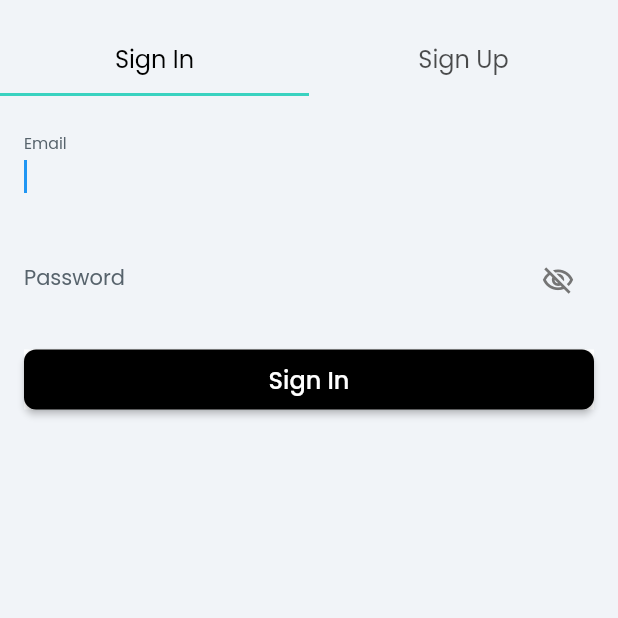
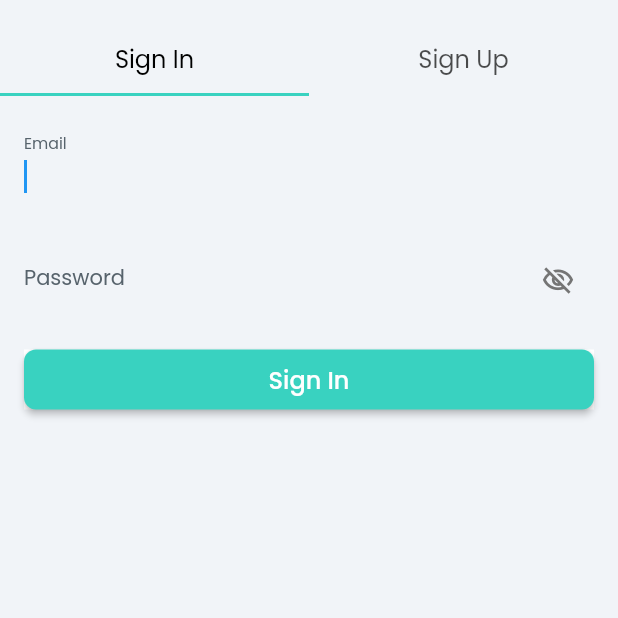
Before and after one commit to darksilver99/silver, a Flutter app: the screen it shows after launch, on a phone screen of 412 x 824 dp, the top half of it. Run offline on Flutter 3.47's test engine with Material 2 defaults, Android fonts, the phone set to English and light mode, and no system bars; drawn by our look-alikes of auto_size_text; our stand-ins replace built_collection, built_value, cloud_firestore, firebase_auth, firebase_core, firebase_crashlytics and 12 more; missing offline and left inert: json_path; accounts and stored records are empty.

Commit message:
Updating to latest FlutterFlow output.

```diff
--- a/lib/pages/home_page/home_page_widget.dart
+++ b/lib/pages/home_page/home_page_widget.dart
@@ -75,7 +75,7 @@ class _HomePageWidgetState extends State<HomePageWidget> {
                   padding: EdgeInsetsDirectional.fromSTEB(0.0, 0.0, 0.0, 0.0),
                   iconPadding:
                       EdgeInsetsDirectional.fromSTEB(0.0, 0.0, 0.0, 0.0),
-                  color: FlutterFlowTheme.of(context).primaryColor,
+                  color: FlutterFlowTheme.of(context).secondaryColor,
                   textStyle: FlutterFlowTheme.of(context).subtitle2.override(
                         fontFamily: 'Poppins',
                         color: Colors.white,
--- a/lib/pages/login_page/login_page_widget.dart
+++ b/lib/pages/login_page/login_page_widget.dart
@@ -317,7 +317,7 @@ class _LoginPageWidgetState extends State<LoginPageWidget> {
                                               EdgeInsetsDirectional.fromSTEB(
                                                   0.0, 0.0, 0.0, 0.0),
                                           color: FlutterFlowTheme.of(context)
-                                              .primaryColor,
+                                              .secondaryColor,
                                           textStyle:
                                               FlutterFlowTheme.of(context)
                                                   .subtitle2
@@ -871,7 +871,7 @@ class _LoginPageWidgetState extends State<LoginPageWidget> {
                                               EdgeInsetsDirectional.fromSTEB(
                                                   0.0, 0.0, 0.0, 0.0),
                                           color: FlutterFlowTheme.of(context)
-                                              .primaryColor,
+                                              .secondaryColor,
                                           textStyle:
                                               FlutterFlowTheme.of(context)
                                                   .subtitle2
```
